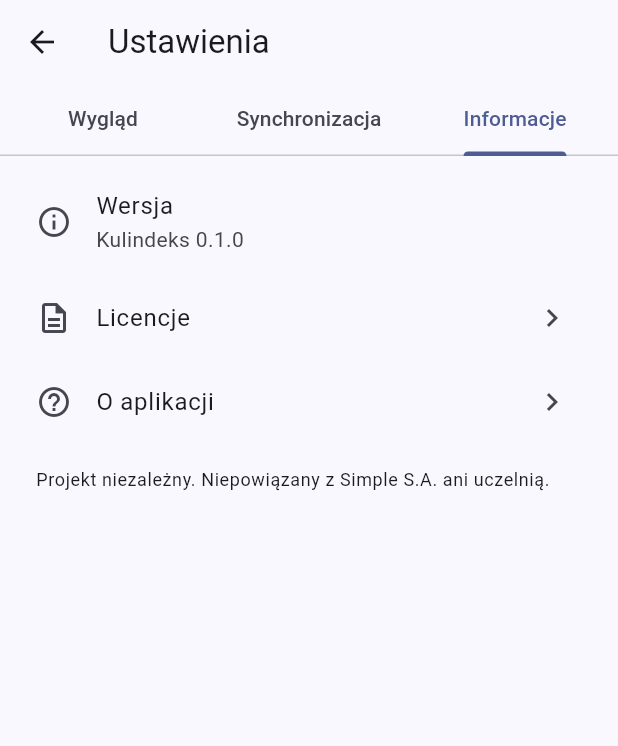
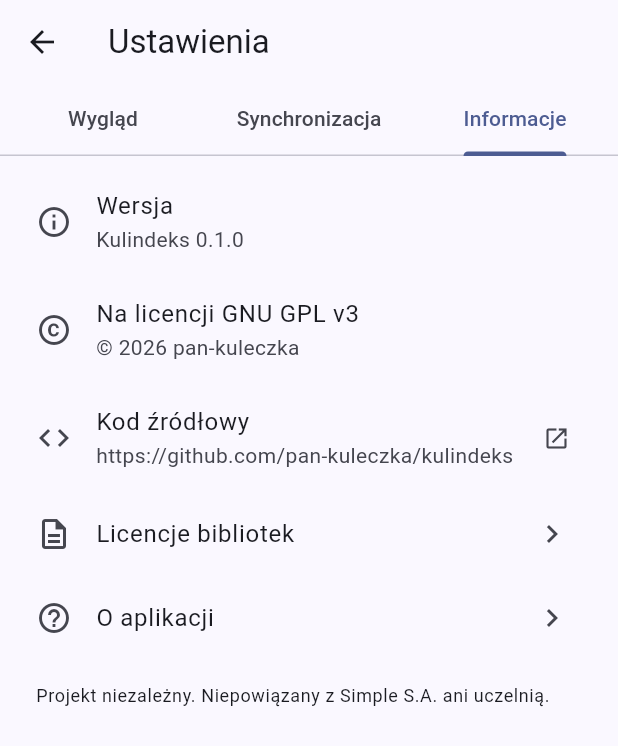
Before and after one commit to pan-kuleczka/kulindeks, a Flutter app: the SettingsScreen screen opened directly, tab 3 chosen, on a phone screen of 412 x 824 dp. Shown: the top 746 px of the screen. Run offline on Flutter 3.47's test engine with Material 3 defaults, Android fonts, the phone set to English and light mode, and no system bars; our stand-ins replace flutter_local_notifications, share_plus, shared_preferences, timezone; accounts and stored records are empty; network calls fail.

Commit message:
docs+app: release-ready READMEs, in-app GPL/licensing info, multi-ABI APK build
- README.md / app/README.md rewritten around the Kulindeks name + GPL-3.0
- Settings → Informacje: source link, GPL notice, third-party license page,
  About dialog legalese (also on the login About)
- build_apk.sh builds per-ABI release APKs (arm64-v8a, armeabi-v7a, x86_64)

Co-Authored-By: Claude Opus 4.8 <noreply@anthropic.com>

```diff
--- a/app/lib/l10n/strings.dart
+++ b/app/lib/l10n/strings.dart
@@ -26,6 +26,7 @@ class AppText {
   // settings tabs / about
   final String tabSync, tabAbout, version, licenses, about, aboutBody, notAffiliated;
   final String accentColor, emailWarning;
+  final String sourceCode, licensedUnder, thirdPartyLicenses;
   // messages
   final String noMessages, noSubject, message, attachments;
   // dashboard
@@ -102,6 +103,9 @@ class AppText {
     required this.notAffiliated,
     required this.accentColor,
     required this.emailWarning,
+    required this.sourceCode,
+    required this.licensedUnder,
+    required this.thirdPartyLicenses,
     required this.noMessages,
     required this.noSubject,
     required this.message,
@@ -182,6 +186,9 @@ class AppText {
     notAffiliated: 'Projekt niezależny. Niepowiązany z Simple S.A. ani uczelnią.',
     accentColor: 'Kolor akcentu',
     emailWarning: 'To jest login, nie adres e-mail — być może trzeba usunąć część @...',
+    sourceCode: 'Kod źródłowy',
+    licensedUnder: 'Na licencji GNU GPL v3',
+    thirdPartyLicenses: 'Licencje bibliotek',
     noMessages: 'Brak wiadomości', noSubject: '(bez tematu)',
     message: 'Wiadomość', attachments: 'Załączniki',
     morning: 'Dzień dobry', hello: 'Cześć', evening: 'Dobry wieczór',
@@ -241,6 +248,9 @@ class AppText {
     notAffiliated: 'Independent project. Not affiliated with Simple S.A. or any university.',
     accentColor: 'Accent color',
     emailWarning: 'This is a login, not an email — you may need to remove the @... part.',
+    sourceCode: 'Source code',
+    licensedUnder: 'Licensed under the GNU GPL v3',
+    thirdPartyLicenses: 'Third-party licenses',
     noMessages: 'No messages', noSubject: '(no subject)',
     message: 'Message', attachments: 'Attachments',
     morning: 'Good morning', hello: 'Hello', evening: 'Good evening',
--- a/app/lib/ui/login_screen.dart
+++ b/app/lib/ui/login_screen.dart
@@ -5,7 +5,7 @@ import '../api/client.dart';
 import '../api/models.dart';
 import '../state/app_state.dart';
 import '../state/settings.dart';
-import 'settings_screen.dart' show kAppVersion;
+import 'settings_screen.dart' show kAppVersion, kLegalese;
 
 class LoginScreen extends StatefulWidget {
   const LoginScreen({super.key});
@@ -92,7 +92,9 @@ class _LoginScreenState extends State<LoginScreen> {
         context: context,
         applicationName: 'Kulindeks',
         applicationVersion: kAppVersion,
+        applicationLegalese: kLegalese,
         children: [
+          const SizedBox(height: 8),
           Text(s.text.aboutBody),
           const SizedBox(height: 12),
           Text(s.text.notAffiliated, style: Theme.of(context).textTheme.bodySmall),
--- a/app/lib/ui/settings_screen.dart
+++ b/app/lib/ui/settings_screen.dart
@@ -1,5 +1,6 @@
 import 'package:flutter/material.dart';
 import 'package:provider/provider.dart';
+import 'package:url_launcher/url_launcher.dart';
 
 import '../api/caldav.dart';
 import '../api/models.dart';
@@ -8,6 +9,10 @@ import '../state/settings.dart';
 import 'util.dart';
 
 const kAppVersion = '0.1.0';
+const kRepoUrl = 'https://github.com/pan-kuleczka/kulindeks';
+const kLegalese =
+    'Kulindeks © 2026 pan-kuleczka — GNU GPL v3.\n'
+    'Independent project. Not affiliated with Simple S.A. or any university.';
 
 const kAccentPalette = [
   '#2962FF', // blue (default)
@@ -265,13 +270,26 @@ class _SettingsScreenState extends State<SettingsScreen> {
           subtitle: const Text('Kulindeks $kAppVersion'),
         ),
         ListTile(
+          leading: const Icon(Icons.copyright_outlined),
+          title: Text(t.licensedUnder as String),
+          subtitle: const Text('© 2026 pan-kuleczka'),
+        ),
+        ListTile(
+          leading: const Icon(Icons.code),
+          title: Text(t.sourceCode as String),
+          subtitle: const Text(kRepoUrl),
+          trailing: const Icon(Icons.open_in_new, size: 18),
+          onTap: () => _open(kRepoUrl),
+        ),
+        ListTile(
           leading: const Icon(Icons.description_outlined),
-          title: Text(t.licenses as String),
+          title: Text(t.thirdPartyLicenses as String),
           trailing: const Icon(Icons.chevron_right),
           onTap: () => showLicensePage(
             context: context,
             applicationName: 'Kulindeks',
             applicationVersion: kAppVersion,
+            applicationLegalese: kLegalese,
           ),
         ),
         ListTile(
@@ -282,11 +300,10 @@ class _SettingsScreenState extends State<SettingsScreen> {
             context: context,
             applicationName: 'Kulindeks',
             applicationVersion: kAppVersion,
+            applicationLegalese: kLegalese,
             children: [
+              const SizedBox(height: 8),
               Text(t.aboutBody as String),
-              const SizedBox(height: 12),
-              Text(t.notAffiliated as String,
-                  style: Theme.of(context).textTheme.bodySmall),
             ],
           ),
         ),
@@ -297,6 +314,13 @@ class _SettingsScreenState extends State<SettingsScreen> {
         ),
       ],
     );
+  }
+
+  Future<void> _open(String url) async {
+    final uri = Uri.parse(url);
+    if (await canLaunchUrl(uri)) {
+      await launchUrl(uri, mode: LaunchMode.externalApplication);
+    }
   }
 
   Widget _field(TextEditingController c, String label,
```
Also changed, not shown: 3 other files.
